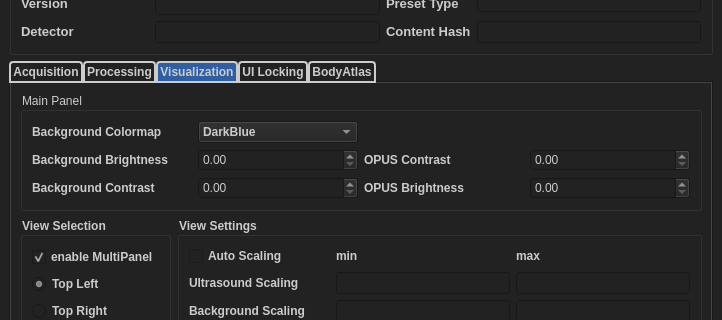
jaytreee/PresetEditor, file source/resources/preset_editor.ui: the form before one commit; both pictures show x 0 to 722 and y 278 to 598 of the 722 by 947 pixel window.
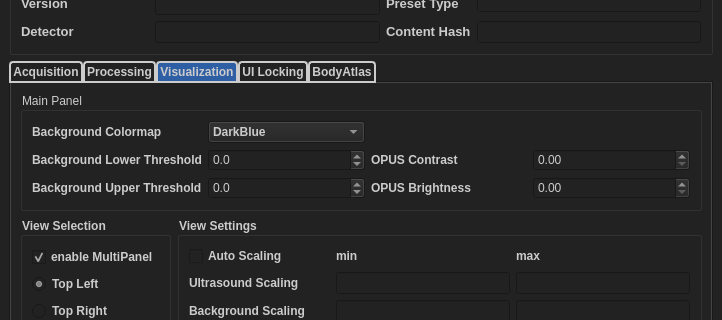
The form after the commit. The open tabs and pages were chosen to show the change.

Commit message: Modify main panel OA thresholds (Feature #4240)

Diff of the .ui file:
```diff
--- a/source/resources/preset_editor.ui
+++ b/source/resources/preset_editor.ui
@@ -1722,7 +1722,7 @@
               </font>
              </property>
              <property name="text">
-              <string>Background Contrast</string>
+              <string>Background Upper Threshold</string>
              </property>
             </widget>
            </item>
@@ -1735,12 +1735,22 @@
               </font>
              </property>
              <property name="text">
-              <string>Background Brightness</string>
+              <string>Background Lower Threshold</string>
              </property>
             </widget>
            </item>
            <item row="1" column="1">
-            <widget class="QDoubleSpinBox" name="mainPanelBrightnessDoubleSpinBox"/>
+            <widget class="QDoubleSpinBox" name="mainPanelLowerThresholdDoubleSpinBox">
+             <property name="decimals">
+              <number>1</number>
+             </property>
+             <property name="minimum">
+              <double>-2000.000000000000000</double>
+             </property>
+             <property name="maximum">
+              <double>2000.000000000000000</double>
+             </property>
+            </widget>
            </item>
            <item row="0" column="0">
             <widget class="QLabel" name="label_18">
@@ -1756,7 +1766,20 @@
             </widget>
            </item>
            <item row="2" column="1">
-            <widget class="QDoubleSpinBox" name="mainPanelContrastDoubleSpinBox"/>
+            <widget class="QDoubleSpinBox" name="mainPanelUpperThresholdDoubleSpinBox">
+             <property name="decimals">
+              <number>1</number>
+             </property>
+             <property name="minimum">
+              <double>-2000.000000000000000</double>
+             </property>
+             <property name="maximum">
+              <double>2000.000000000000000</double>
+             </property>
+             <property name="value">
+              <double>0.000000000000000</double>
+             </property>
+            </widget>
            </item>
            <item row="1" column="2">
             <widget class="QLabel" name="label_19">
```
Left out of the diff: 2 changed lines with no effect on the pictures. The commit also changes 2 other files.
